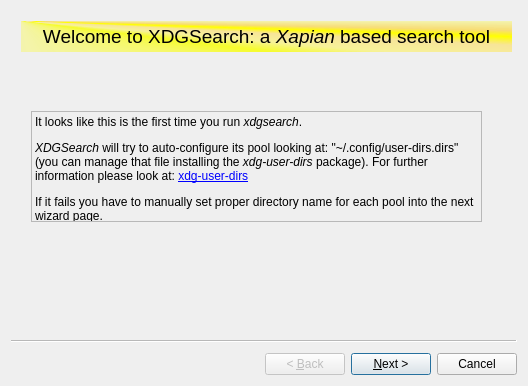
Old version of the form wizard.ui in the repository frank67/XDGSearch.
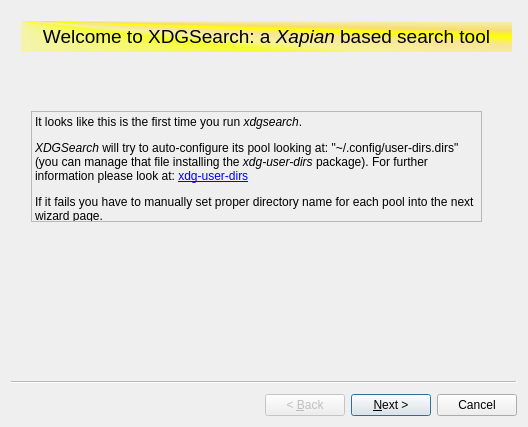
New version of the form. Icons and pictures are not drawn.

```diff
--- a/wizard.ui
+++ b/wizard.ui
@@ -7,7 +7,7 @@
     <x>0</x>
     <y>0</y>
     <width>528</width>
-    <height>386</height>
+    <height>427</height>
    </rect>
   </property>
   <property name="sizePolicy">
```
Left out of the diff: 28 changed lines with no effect on the pictures.
